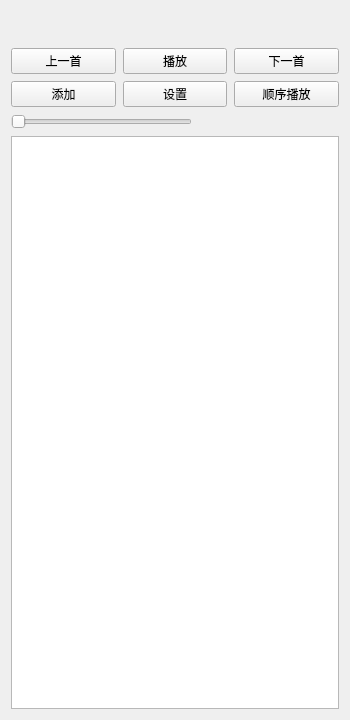
Old version of the form mainpage.ui in the repository zuozl1992/FQFPlayer.
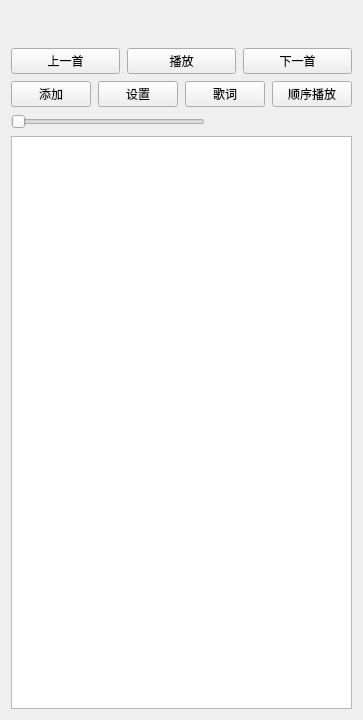
New version of the form. Custom widgets are drawn as their Qt base class.

```diff
--- a/mainpage.ui
+++ b/mainpage.ui
@@ -62,7 +62,7 @@
       </layout>
      </item>
      <item>
-      <layout class="QHBoxLayout" name="horizontalLayout_3" stretch="1,1,1">
+      <layout class="QHBoxLayout" name="horizontalLayout_3" stretch="1,1,0,1">
        <item>
         <widget class="QPushButton" name="btnAddMusic">
          <property name="text">
@@ -77,6 +77,13 @@
          </property>
         </widget>
        </item>
+       <item>
+        <widget class="QPushButton" name="btnLrc">
+         <property name="text">
+          <string>歌词</string>
+         </property>
+        </widget>
+       </item>
        <item>
         <widget class="QPushButton" name="btnPlayModel">
          <property name="text">
```
